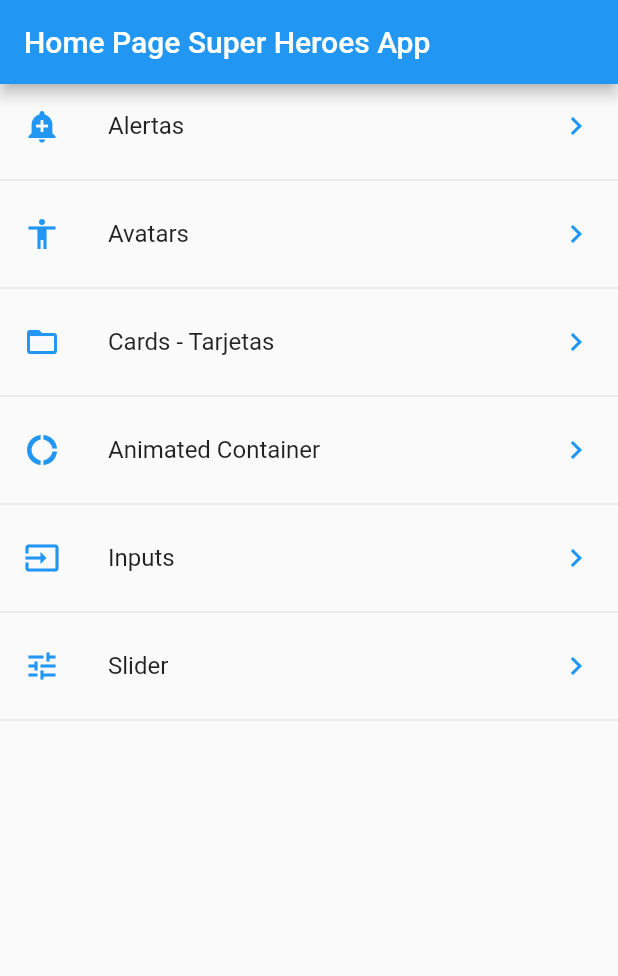
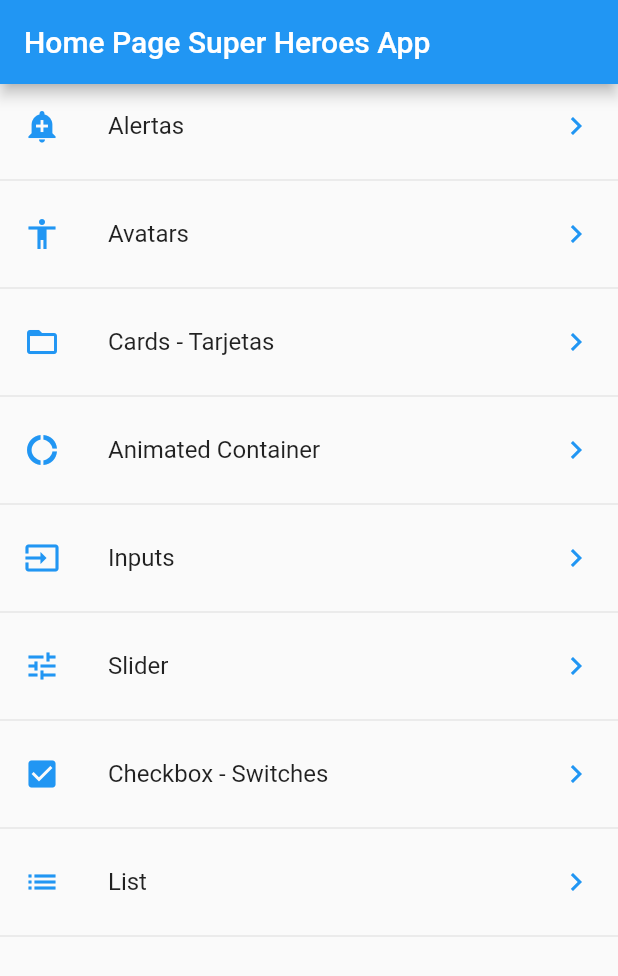
Before and after one commit to miguelfagundez/WidgetsFlutter, a Flutter app: the screen it shows after launch, on a phone screen of 412 x 824 dp. Shown: the top 976 px of the screen. Run offline on Flutter 3.47's test engine with Material 2 defaults, Android fonts, the light colour scheme and no system bars.

Commit message:
Checkbox Switches and ListView

```diff
--- a/data/menu_opts.json
+++ b/data/menu_opts.json
@@ -30,6 +30,16 @@
             "ruta" : "slider",
             "icon" : "slider",
             "texto": "Slider"
+        },
+        {
+            "ruta" : "checkbox",
+            "icon" : "checkbox",
+            "texto": "Checkbox - Switches"
+        },
+        {
+            "ruta" : "list",
+            "icon" : "list",
+            "texto": "List"
         }
     ]
 }
--- a/lib/src/routes/routes.dart
+++ b/lib/src/routes/routes.dart
@@ -2,9 +2,11 @@ import 'package:flutter/material.dart';
 import 'package:flutter_widgets/src/pages/alert_page.dart';
 import 'package:flutter_widgets/src/pages/avatar_page.dart';
 import 'package:flutter_widgets/src/pages/card_page.dart';
+import 'package:flutter_widgets/src/pages/check_page.dart';
 import 'package:flutter_widgets/src/pages/home_page.dart';
 import 'package:flutter_widgets/src/pages/animated_container_page.dart';
 import 'package:flutter_widgets/src/pages/input_page.dart';
+import 'package:flutter_widgets/src/pages/listview_page.dart';
 import 'package:flutter_widgets/src/pages/slider_page.dart';
 
 Map<String, WidgetBuilder> getApplicationRoutes(){
@@ -17,5 +19,7 @@ Map<String, WidgetBuilder> getApplicationRoutes(){
     'animated' : (BuildContext context) => AnimatedContainerPage(),
     'inputs'   : (BuildContext context) => InputPage(),
     'slider'   : (BuildContext context) => SliderPage(),
+    'checkbox' : (BuildContext context) => CheckPage(),
+    'list'     : (BuildContext context) => ListViewPage(),
   };
 }
--- a/lib/src/utils/icon_utils.dart
+++ b/lib/src/utils/icon_utils.dart
@@ -8,6 +8,8 @@ final _icons = <String, IconData>{
   'donut_large'   : Icons.donut_large,
   'input'         : Icons.input,
   'slider'        : Icons.tune,
+  'checkbox'      : Icons.check_box,
+  'list'          : Icons.list
 };
 
 Icon getIcon(String name){
```
Also changed, not shown: lib/src/pages/check_page.dart (added, +68 -0 lines), lib/src/pages/listview_page.dart (added, +38 -0 lines).
